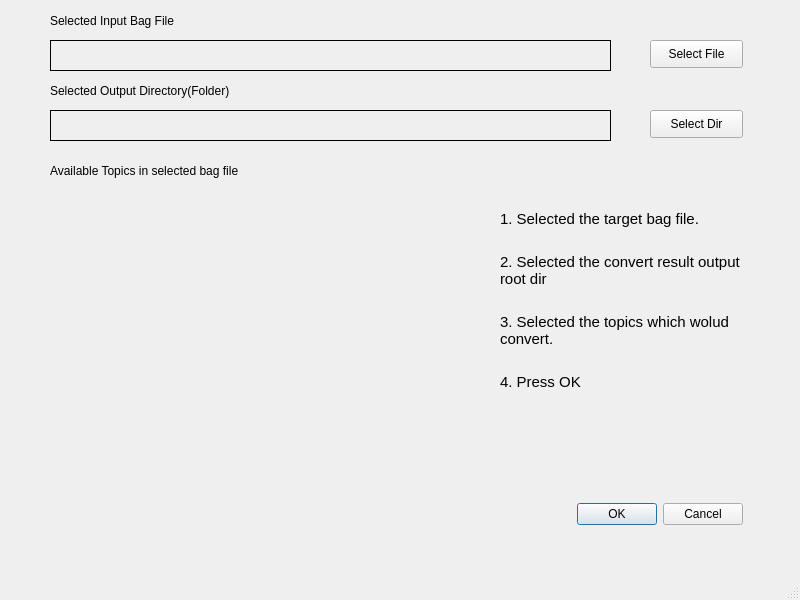
Above: rosbag_converter.ui from lemongrasses/rosbag_converter before the change. Below: the same form after it.
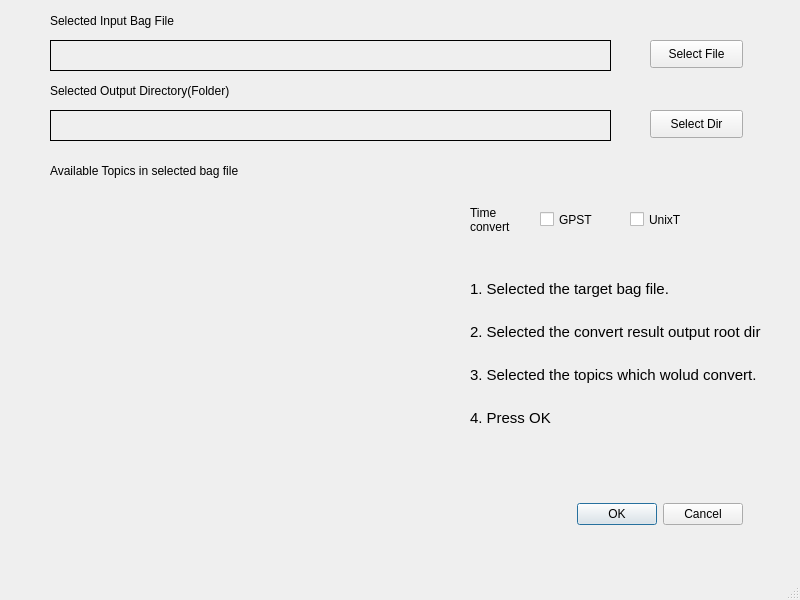
That is the form after the change.

Commit message: Fix: image time convert and normal canceled

What changed in the file:
```diff
--- a/rosbag_converter.ui
+++ b/rosbag_converter.ui
@@ -147,10 +147,10 @@
    <widget class="QLabel" name="label_6">
     <property name="geometry">
      <rect>
-      <x>500</x>
-      <y>210</y>
-      <width>241</width>
-      <height>241</height>
+      <x>470</x>
+      <y>280</y>
+      <width>301</width>
+      <height>211</height>
      </rect>
     </property>
     <property name="text">
@@ -166,6 +166,48 @@
      <set>Qt::NoTextInteraction</set>
     </property>
    </widget>
+   <widget class="QLabel" name="label_7">
+    <property name="geometry">
+     <rect>
+      <x>470</x>
+      <y>200</y>
+      <width>51</width>
+      <height>41</height>
+     </rect>
+    </property>
+    <property name="text">
+     <string>&lt;html&gt;Time&lt;br&gt;convert&lt;/html&gt;</string>
+    </property>
+   </widget>
+   <widget class="QCheckBox" name="checkBox">
+    <property name="geometry">
+     <rect>
+      <x>540</x>
+      <y>210</y>
+      <width>61</width>
+      <height>19</height>
+     </rect>
+    </property>
+    <property name="styleSheet">
+     <string notr="true"/>
+    </property>
+    <property name="text">
+     <string>GPST</string>
+    </property>
+   </widget>
+   <widget class="QCheckBox" name="checkBox_2">
+    <property name="geometry">
+     <rect>
+      <x>630</x>
+      <y>210</y>
+      <width>80</width>
+      <height>19</height>
+     </rect>
+    </property>
+    <property name="text">
+     <string>UnixT</string>
+    </property>
+   </widget>
   </widget>
   <widget class="QMenuBar" name="menubar">
    <property name="geometry">
```
The commit also changes 3 other files.
